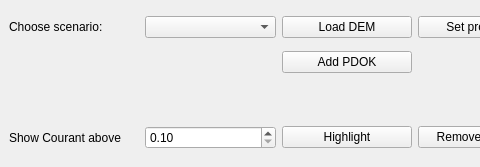
Qt form threediresultstyler/threediresultstyler_dockwidget_base.ui (threedi/beta-plugins) before a commit; both pictures show x 0 to 480 and y 0 to 167 of the 834 by 167 pixel window.
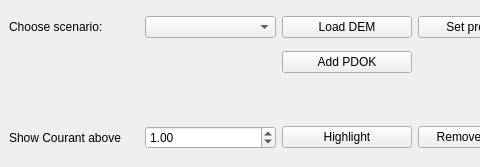
The same form after that commit.

Commit message: Specified exceptions and small changes

Patch:
```diff
--- a/threediresultstyler/threediresultstyler_dockwidget_base.ui
+++ b/threediresultstyler/threediresultstyler_dockwidget_base.ui
@@ -47,6 +47,9 @@
       <property name="singleStep">
        <double>0.100000000000000</double>
       </property>
+      <property name="value">
+       <double>1.000000000000000</double>
+      </property>
      </widget>
     </item>
     <item row="3" column="0">
```
The commit also changes 2 other files.
